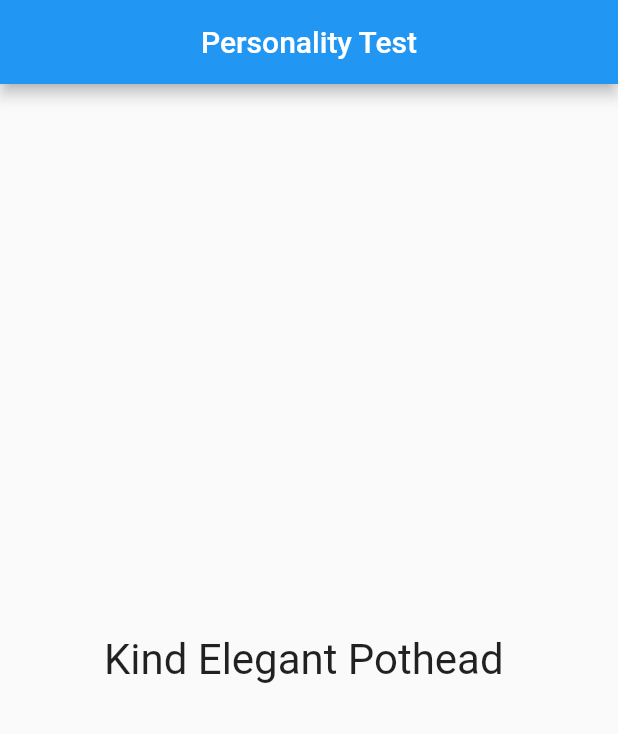
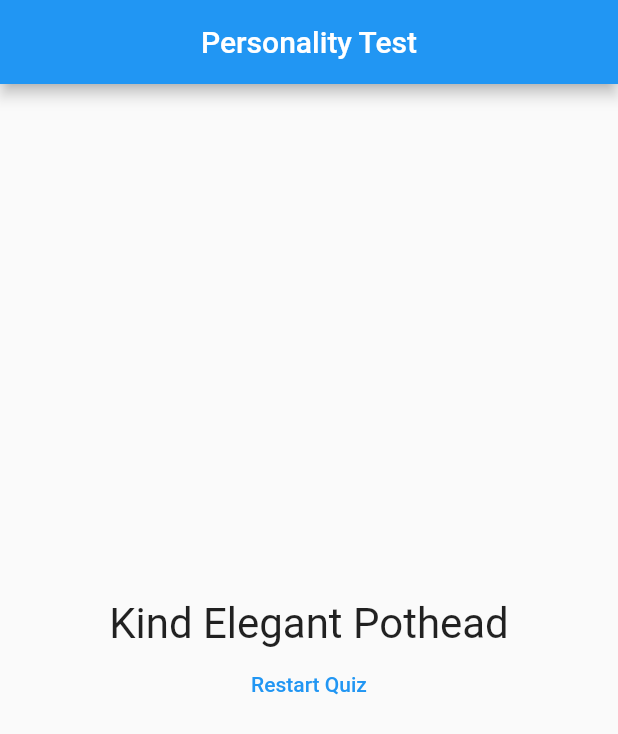
Before and after one commit to bowe99/Personality-Test-App, a Flutter app: the screen it shows after launch, after a tap on "Canada", after a tap on "Seth Rogan", after a tap on "Dolphin", on a phone screen of 412 x 824 dp. Shown: the top 734 px of the screen. Run offline on Flutter 3.47's test engine with Material 2 defaults, Android fonts, the phone set to English and light mode, and no system bars.

Commit message:
Add Return Button to Restart Quiz

```diff
--- a/lib/main.dart
+++ b/lib/main.dart
@@ -26,6 +26,14 @@ class _MyAppState extends State{ // Leading _ restricts the us of MyAppState to
       }
     ];
 
+  void _resetQuiz(){
+    setState(() {
+      _questionIndex = 0;
+      _resultQuestions = [];
+    });
+
+  }
+
   void _answerQuestion(){
       setState(() {
       _questionIndex++;
@@ -50,7 +58,7 @@ class _MyAppState extends State{ // Leading _ restricts the us of MyAppState to
               questionIndex: _questionIndex,
               results: _resultQuestions,
             )
-          : Results(_resultQuestions)
+          : Results(_resultQuestions, _resetQuiz)
       ),
     );
 
--- a/lib/results.dart
+++ b/lib/results.dart
@@ -2,7 +2,8 @@ import 'package:flutter/material.dart';
 
 class Results extends StatelessWidget {
   final List<String> results;
-  Results(this.results);
+  final Function resetQuiz;
+  Results(this.results, this.resetQuiz);
 
   String determinePersonality(List<String> result){
     List<String> qualities = [];
@@ -58,10 +59,25 @@ class Results extends StatelessWidget {
   @override
   Widget build(BuildContext context) {
     return Center(
-                child: Text(
-                  determinePersonality(results),
-                  style: TextStyle(fontSize: 28),
-                  ),
+                child: Column(
+                    mainAxisAlignment: MainAxisAlignment.center,
+                    crossAxisAlignment: CrossAxisAlignment.center,
+                    children: <Widget>[
+                    Text(
+                      determinePersonality(results),
+                      style: TextStyle(
+                        fontSize: 28),
+                      textAlign: TextAlign.center,
+                      ),
+                    FlatButton(
+                      child: Text(
+                        'Restart Quiz',
+                        style: TextStyle(color: Colors.blue),),
+                      onPressed: resetQuiz,
+
+                    )
+                    ]
+                ),
             );
   }
 }
```
